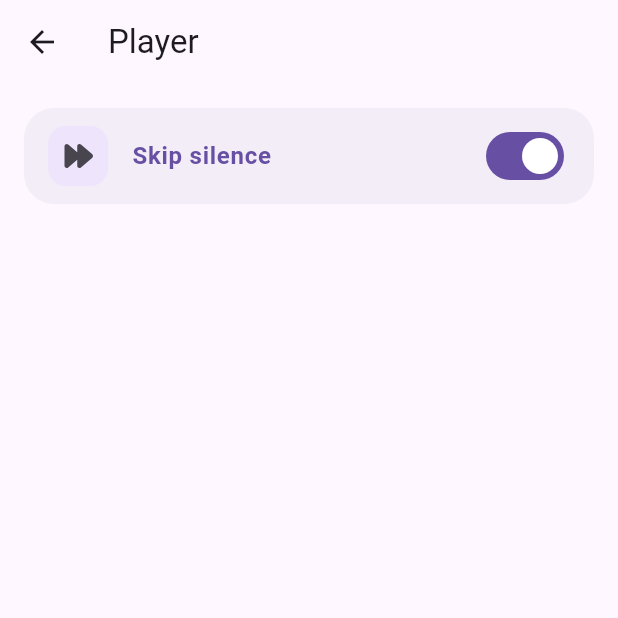
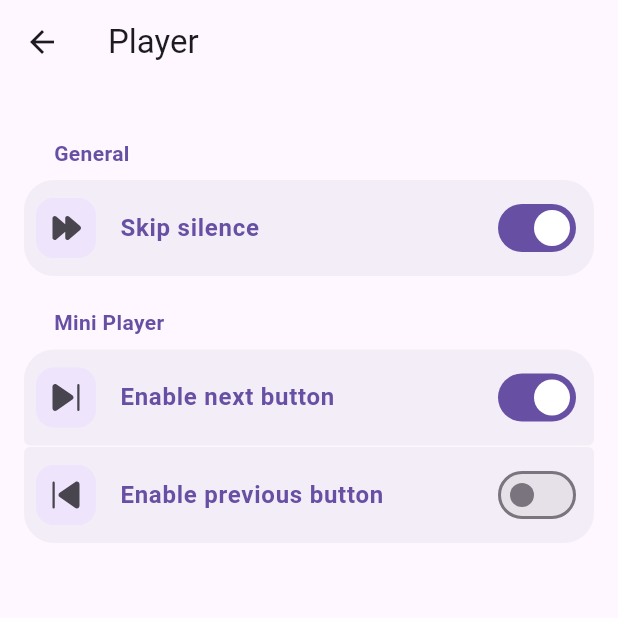
Before and after one commit to jhelumcorp/gyawun, a Flutter app: the PlayerScreen screen opened by its route, after a tap on "Skip silence", on a phone screen of 412 x 824 dp, the top half of it. Run offline on Flutter 3.47's test engine with Material 3 defaults, Android fonts, the phone set to English and light mode, and no system bars; drawn by our look-alikes of dynamic_color; our stand-ins replace audio_service, bloc, cached_network_image, drift, expandable_page_view, fluentui_system_icons and 13 more; missing offline and left inert: audio_session, expressive_refresh, just_audio_media_kit, m3e_design, navigation_rail_m3e, youtube_explode_dart and 1 more; accounts and stored records are empty; generated files the repository leaves out were written again; statements that could not run were skipped; project files that could hold a hidden picture were left out.

Commit message:
added option to enable/disable next/previous button on MiniPlayer

```diff
--- a/lib/core/settings/player_settings.dart
+++ b/lib/core/settings/player_settings.dart
@@ -1,18 +1,78 @@
 import 'package:gyawun_music/database/settings/app_settings_dao.dart';
 import 'package:gyawun_music/features/settings/app_settings_identifiers.dart';
+import 'package:rxdart/rxdart.dart';
 
 class PlayerSettings {
   PlayerSettings(this._dao);
   final AppSettingsTableDao _dao;
 
-  // Getters
-  Future<bool?> get skipSilence =>
-      _dao.getSetting<bool>(AppSettingsIdentifiers.skipSilence);
+  // Individual Getters
+  Future<bool?> get skipSilence => _dao.getSetting<bool>(AppSettingsIdentifiers.skipSilence);
 
+  Future<bool?> get miniPlayerNextButton =>
+      _dao.getSetting<bool>(AppSettingsIdentifiers.miniPlayerNextButton);
+
+  Future<bool?> get miniPlayerPreviousButton =>
+      _dao.getSetting<bool>(AppSettingsIdentifiers.miniPlayerPreviousButton);
+
+  // Individual Streams
   Stream<bool?> get skipSilenceStream =>
       _dao.watchSetting<bool>(AppSettingsIdentifiers.skipSilence).distinct();
 
-  // Setter for completeness
+  Stream<bool?> get miniPlayerNextButtonStream =>
+      _dao.watchSetting<bool>(AppSettingsIdentifiers.miniPlayerNextButton).distinct();
+  Stream<bool?> get miniPlayerPreviousButtonStream =>
+      _dao.watchSetting<bool>(AppSettingsIdentifiers.miniPlayerPreviousButton).distinct();
+
+  // Combined Stream (for convenience - returns the complete AppPlayer object)
+  Stream<AppPlayer> get stream {
+    return Rx.combineLatestList([
+      skipSilenceStream,
+      miniPlayerNextButtonStream,
+      miniPlayerPreviousButtonStream,
+    ]).map((values) {
+      final skipSilence = values[0] ?? false;
+      final miniPlayerNextButton = values[1] ?? true;
+      final miniPlayerPreviousButton = values[2] ?? false;
+
+      return AppPlayer(
+        skipSilence: skipSilence,
+        miniPlayerNextButton: miniPlayerNextButton,
+        miniPlayerPreviousButton: miniPlayerPreviousButton,
+      );
+    });
+  }
+
+  // Setters
   Future<void> setSkipSilence(bool value) =>
-      _dao.setSetting<bool>(AppSettingsIdentifiers.skipSilence, value);
+      _dao.setSetting(AppSettingsIdentifiers.skipSilence, value);
+
+  Future<void> setMiniPlayerNextButton(bool value) =>
+      _dao.setSetting(AppSettingsIdentifiers.miniPlayerNextButton, value);
+  Future<void> setMiniPlayerPreviousButton(bool value) =>
+      _dao.setSetting(AppSettingsIdentifiers.miniPlayerPreviousButton, value);
 }
+
+class AppPlayer {
+  const AppPlayer({
+    required this.skipSilence,
+    required this.miniPlayerNextButton,
+    required this.miniPlayerPreviousButton,
+  });
+
+  final bool skipSilence;
+  final bool miniPlayerNextButton;
+  final bool miniPlayerPreviousButton;
+
+  AppPlayer copyWith({
+    bool? skipSilence,
+    bool? miniPlayerNextButton,
+    bool? miniPlayerPreviousButton,
+  }) {
+    return AppPlayer(
+      skipSilence: skipSilence ?? this.skipSilence,
+      miniPlayerNextButton: miniPlayerNextButton ?? this.miniPlayerNextButton,
+      miniPlayerPreviousButton: miniPlayerPreviousButton ?? this.miniPlayerPreviousButton,
+    );
+  }
+}
--- a/lib/core/widgets/bottom_playing_padding.dart
+++ b/lib/core/widgets/bottom_playing_padding.dart
@@ -10,9 +10,7 @@ class BottomPlayingPadding extends StatelessWidget {
     return StreamBuilder(
       stream: sl<MediaPlayer>().hasQueueItemsStream,
       builder: (context, snapshot) {
-        return SizedBox(
-          height: snapshot.hasData && snapshot.data == true ? 100 : 0,
-        );
+        return SizedBox(height: snapshot.hasData && snapshot.data == true ? 80 : 0);
       },
     );
   }
--- a/lib/features/player/widgets/bottom_player.dart
+++ b/lib/features/player/widgets/bottom_player.dart
@@ -2,9 +2,10 @@ import 'package:audio_service/audio_service.dart';
 import 'package:flutter/material.dart';
 import 'package:go_router/go_router.dart';
 import 'package:gyawun_music/core/di.dart';
+import 'package:gyawun_music/core/settings/app_settings.dart';
 import 'package:gyawun_music/features/player/widgets/queue_track_bar.dart';
 import 'package:gyawun_music/services/audio_service/media_player.dart';
-import 'package:just_audio/just_audio.dart';
+import 'package:rxdart/rxdart.dart';
 
 class BottomPlayer extends StatefulWidget {
   const BottomPlayer({
@@ -86,12 +87,20 @@ class _BottomPlayerState extends State<BottomPlayer> {
                   final active = activeSnap.data ?? false;
                   if (!active) return const SizedBox.shrink();
 
-                  return StreamBuilder<SequenceState>(
-                    stream: sl<MediaPlayer>().queueStateStream,
-                    builder: (context, queueSnap) {
-                      final queueState = queueSnap.data;
-                      final queue = queueState?.sequence;
-                      if (queue == null || queue.isEmpty) {
+                  return StreamBuilder(
+                    stream: Rx.combineLatest2(
+                      sl<MediaPlayer>().queueStateStream.distinct(),
+                      sl<AppSettings>().playerSettings.stream.distinct(),
+                      (a, b) => (a, b),
+                    ),
+                    builder: (context, snapshot) {
+                      if (snapshot.data == null) {
+                        return const SizedBox.shrink();
+                      }
+                      final (queueState, playerSettings) = snapshot.data!;
+
+                      final queue = queueState.sequence;
+                      if (queue.isEmpty) {
                         return const SizedBox.shrink();
                       }
 
@@ -111,6 +120,8 @@ class _BottomPlayerState extends State<BottomPlayer> {
                             return Padding(
                               padding: const EdgeInsets.symmetric(horizontal: 8),
                               child: QueueTrackBar(
+                                hasNext: playerSettings.miniPlayerNextButton,
+                                hasPrevious: playerSettings.miniPlayerPreviousButton,
                                 key: ValueKey(item.id),
                                 item: item,
                                 artworkSize: widget.artworkSize,
--- a/lib/features/settings/app_settings_identifiers.dart
+++ b/lib/features/settings/app_settings_identifiers.dart
@@ -5,14 +5,15 @@ class AppSettingsIdentifiers {
   static String isPureBlack = "IS_PURE_BLACK";
   static String enableSystemColors = "ENABLE_SYSTEM_COLORS";
   static String enableAndroidPredictiveBack = "ENABLE_ANDROID_PREDICTIVE_BACK";
-
+  static String appLanguage = "App_LANGUAGE";
   static String enableNewPlayer = "ENABLE_NEW_PLAYER";
 
   // static String isRightToLeft = "IS_RIGHT_TO_LEFT";
 
-  // Player & Audio
+  // Player
   static String skipSilence = "SKIP_SILENCE";
-  static String appLanguage = "App_LANGUAGE";
+  static String miniPlayerNextButton = "MINI_PLAYER_NEXT_BUTTON";
+  static String miniPlayerPreviousButton = "MINI_PLAYER_PREVIOUS_BUTTON";
 
   // Youtube Music Settings
   static String ytAudioQuality = "YT_AUDIO_QUALITY";
--- a/lib/features/settings/views/about_screen.dart
+++ b/lib/features/settings/views/about_screen.dart
@@ -1,5 +1,6 @@
 import 'package:fluentui_system_icons/fluentui_system_icons.dart';
 import 'package:flutter/material.dart';
+import 'package:gyawun_music/core/widgets/bottom_playing_padding.dart';
 import 'package:gyawun_music/features/settings/widgets/group_title.dart';
 import 'package:gyawun_music/features/settings/widgets/setting_tile.dart';
 import 'package:url_launcher/url_launcher.dart';
@@ -90,7 +91,7 @@ class AboutScreen extends StatelessWidget {
                       showLicensePage(context: context);
                     },
                   ),
-                  const SizedBox(height: 16),
+                  const BottomPlayingPadding(),
                 ],
               ),
             ),
--- a/lib/features/settings/views/player_screen.dart
+++ b/lib/features/settings/views/player_screen.dart
@@ -1,7 +1,11 @@
+import 'dart:io';
+
 import 'package:fluentui_system_icons/fluentui_system_icons.dart';
 import 'package:flutter/material.dart';
 import 'package:gyawun_music/core/di.dart';
 import 'package:gyawun_music/core/settings/app_settings.dart';
+import 'package:gyawun_music/core/widgets/bottom_playing_padding.dart';
+import 'package:gyawun_music/features/settings/widgets/group_title.dart';
 import 'package:gyawun_music/services/audio_service/media_player.dart';
 
 import '../widgets/setting_tile.dart';
@@ -16,30 +20,60 @@ class PlayerScreen extends StatelessWidget {
       appBar: AppBar(title: const Text("Player")),
       body: Padding(
         padding: const EdgeInsets.all(16),
-        child: CustomScrollView(
+        child: StreamBuilder(
+          stream: playerSettings.stream,
+          builder: (context, snapshot) {
+            if (snapshot.hasError) {
+              return Center(child: Text(snapshot.error.toString()));
+            }
+
+            if (!snapshot.hasData) {
+              return const Center(child: CircularProgressIndicator());
+            }
+
+            final settings = snapshot.data!;
+            return CustomScrollView(
               slivers: [
                 SliverList.list(
                   children: [
-                StreamBuilder<bool?>(
-                  stream: playerSettings.skipSilenceStream,
-                  initialData: false,
-                  builder: (context, snapshot) {
-                    return SettingSwitchTile(
+                    if (Platform.isAndroid) const GroupTitle(title: "General"),
+                    if (Platform.isAndroid)
+                      SettingSwitchTile(
                         title: "Skip silence",
                         leading: const Icon(FluentIcons.fast_forward_24_filled),
                         isFirst: true,
                         isLast: true,
-                      value: snapshot.data ?? false,
+                        value: settings.skipSilence,
                         onChanged: (value) async {
                           await sl<MediaPlayer>().setSkipSilenceEnabled(value);
                           await playerSettings.setSkipSilence(value);
                         },
-                    );
+                      ),
+                    const GroupTitle(title: "Mini Player"),
+                    SettingSwitchTile(
+                      title: "Enable next button",
+                      leading: const Icon(FluentIcons.next_24_filled),
+                      isFirst: true,
+                      value: settings.miniPlayerNextButton,
+                      onChanged: (value) async {
+                        await playerSettings.setMiniPlayerNextButton(value);
                       },
                     ),
+                    SettingSwitchTile(
+                      title: "Enable previous button",
+                      leading: const Icon(FluentIcons.previous_24_filled),
+                      isLast: true,
+                      value: settings.miniPlayerPreviousButton,
+                      onChanged: (value) async {
+                        await playerSettings.setMiniPlayerPreviousButton(value);
+                      },
+                    ),
+                    const BottomPlayingPadding(),
                   ],
                 ),
               ],
+            );
+          },
         ),
       ),
     );
--- a/lib/features/settings/views/privacy_screen.dart
+++ b/lib/features/settings/views/privacy_screen.dart
@@ -1,5 +1,6 @@
 import 'package:fluentui_system_icons/fluentui_system_icons.dart';
 import 'package:flutter/material.dart';
+import 'package:gyawun_music/core/widgets/bottom_playing_padding.dart';
 import 'package:gyawun_music/features/settings/widgets/group_title.dart';
 import 'package:gyawun_music/features/settings/widgets/setting_tile.dart';
 import 'package:gyawun_music/services/storage/image_cache_manager.dart';
@@ -55,6 +56,7 @@ class _PrivacyScreenState extends State<PrivacyScreen> {
                 leading: Icon(Icons.manage_search_rounded),
                 isLast: true,
               ),
+              const BottomPlayingPadding(),
             ],
           ),
         ),
--- a/lib/features/settings/widgets/setting_tile.dart
+++ b/lib/features/settings/widgets/setting_tile.dart
@@ -46,9 +46,7 @@ class SettingTile extends StatelessWidget {
         leading: Container(
           padding: const EdgeInsets.all(8),
           decoration: BoxDecoration(
-            color: Theme.of(
-              context,
-            ).colorScheme.primaryContainer.withAlpha(150),
+            color: Theme.of(context).colorScheme.primaryContainer.withAlpha(150),
             borderRadius: BorderRadius.circular(12),
           ),
           child: leading,
@@ -98,7 +96,7 @@ class SettingSwitchTile extends StatelessWidget {
           ),
         ),
         tileColor: Theme.of(context).colorScheme.surfaceContainer,
-        contentPadding: const EdgeInsets.symmetric(horizontal: 16, vertical: 4),
+        contentPadding: const EdgeInsets.symmetric(horizontal: 8, vertical: 4),
         title: Text(
           title,
           style: Theme.of(context).textTheme.bodyLarge?.copyWith(
@@ -114,9 +112,7 @@ class SettingSwitchTile extends StatelessWidget {
         secondary: Container(
           padding: const EdgeInsets.all(8),
           decoration: BoxDecoration(
-            color: Theme.of(
-              context,
-            ).colorScheme.primaryContainer.withAlpha(150),
+            color: Theme.of(context).colorScheme.primaryContainer.withAlpha(150),
             borderRadius: BorderRadius.circular(12),
           ),
           child: leading,
```
Also changed, not shown: lib/features/player/widgets/queue_track_bar.dart (+12 -14 lines), lib/features/settings/views/storage_screen.dart (+5 -7 lines), lib/features/settings/views/youtube_music_screen.dart (+28 -38 lines). Lines whose indentation alone changed are shown as unchanged.
